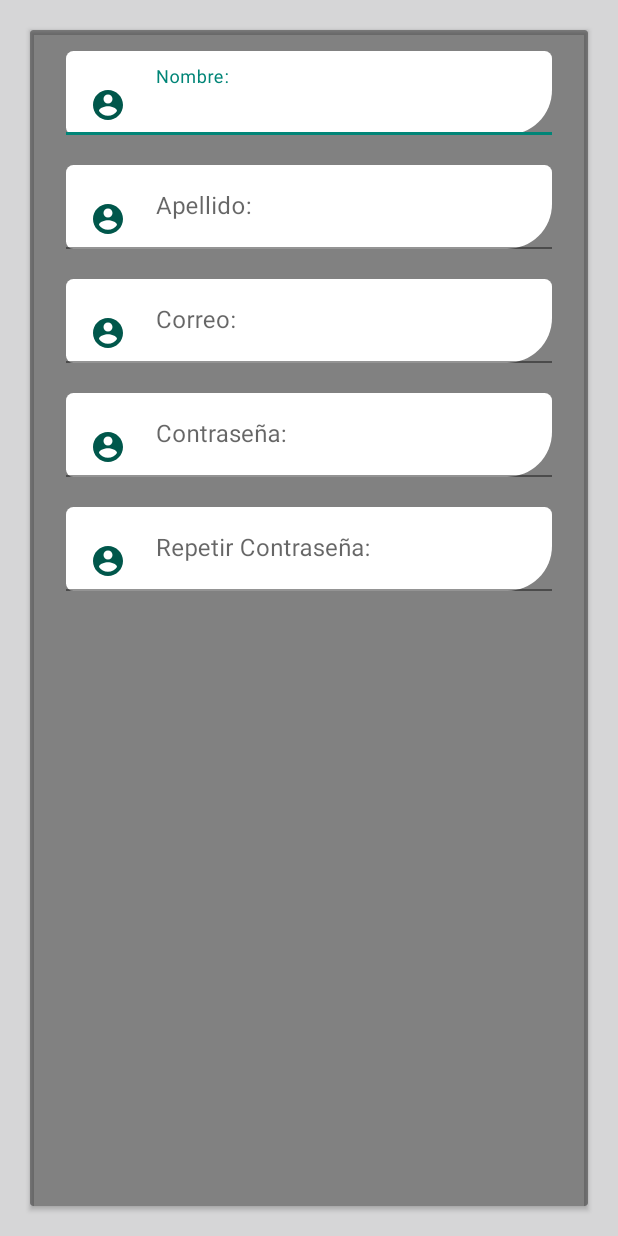
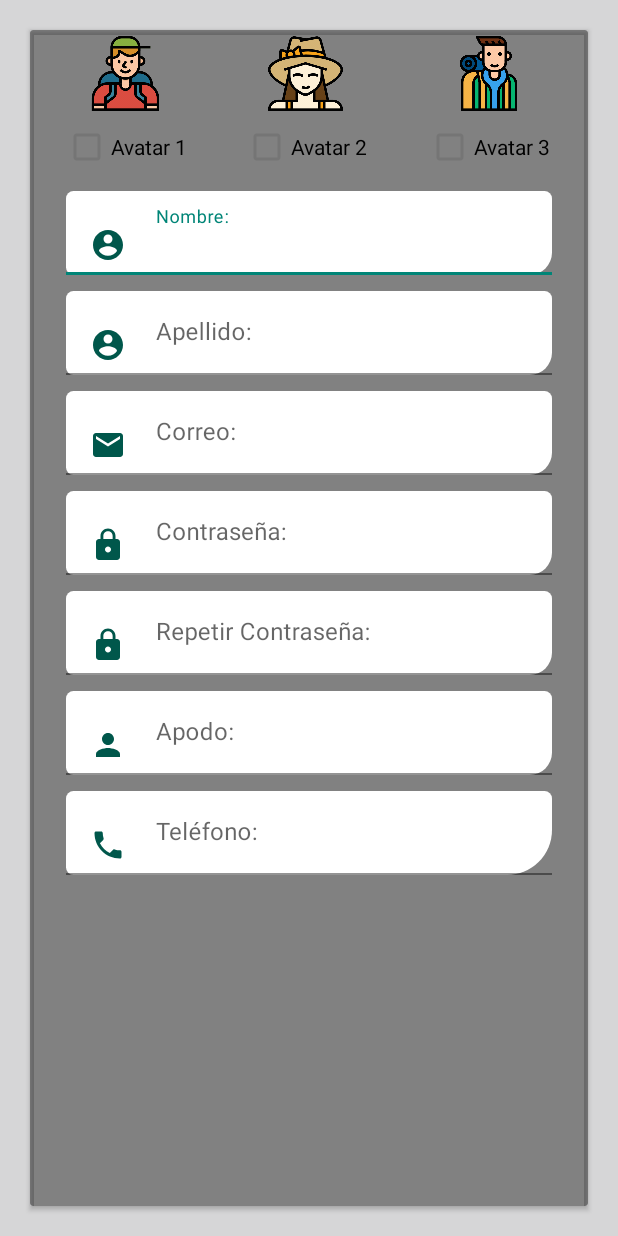
Before and after one commit to gguatibonza08/ProyectoTesis, an Android app: the RegistroActivity screen opened directly, with no data from a screen before it, on a phone screen of 412 x 824 dp. Run offline under Robolectric (Android 15) with nearby library versions, the phone set to English and light mode, and no system bars.

Commit message:
Arreglo interfaz Registro
Se agregó la imagen de los avatares y se quiere probar la distacia entre los campos de texto

```diff
--- /dev/null
+++ b/app/src/main/res/drawable/ic_person_black_24dp.xml
@@ -0,0 +1,4 @@
+<?xml version="1.0" encoding="UTF-8" standalone="no"?>
+<vector xmlns:android="http://schemas.android.com/apk/res/android" android:height="24dp" android:viewportHeight="24.0" android:viewportWidth="24.0" android:width="24dp">
+    <path android:fillColor="#00574B" android:pathData="M12,12c2.21,0 4,-1.79 4,-4s-1.79,-4 -4,-4 -4,1.79 -4,4 1.79,4 4,4zM12,14c-2.67,0 -8,1.34 -8,4v2h16v-2c0,-2.66 -5.33,-4 -8,-4z"/>
+</vector>
--- /dev/null
+++ b/app/src/main/res/drawable/ic_phone_black_24dp.xml
@@ -0,0 +1,4 @@
+<?xml version="1.0" encoding="UTF-8" standalone="no"?>
+<vector xmlns:android="http://schemas.android.com/apk/res/android" android:height="24dp" android:viewportHeight="24.0" android:viewportWidth="24.0" android:width="24dp">
+    <path android:fillColor="#00574B" android:pathData="M6.62,10.79c1.44,2.83 3.76,5.14 6.59,6.59l2.2,-2.2c0.27,-0.27 0.67,-0.36 1.02,-0.24 1.12,0.37 2.33,0.57 3.57,0.57 0.55,0 1,0.45 1,1V20c0,0.55 -0.45,1 -1,1 -9.39,0 -17,-7.61 -17,-17 0,-0.55 0.45,-1 1,-1h3.5c0.55,0 1,0.45 1,1 0,1.25 0.2,2.45 0.57,3.57 0.11,0.35 0.03,0.74 -0.25,1.02l-2.2,2.2z"/>
+</vector>
--- a/app/src/main/res/layout/activity_registro.xml
+++ b/app/src/main/res/layout/activity_registro.xml
@@ -24,15 +24,72 @@
             android:layout_height="match_parent"
             android:orientation="vertical">
 
+            <LinearLayout
+                android:weightSum="1"
+                android:layout_width="match_parent"
+                android:layout_height="wrap_content"
+                android:orientation="horizontal">
+
+                <LinearLayout
+                    android:layout_weight=".33"
+                    android:layout_width="0dp"
+                    android:layout_height="wrap_content"
+                    android:orientation="vertical"
+                    android:gravity="center">
+                    <ImageView
+                        android:layout_width="50dp"
+                        android:layout_height="50dp"
+                        android:src="@drawable/tourist2"
+                        />
+                    <CheckBox
+                        android:layout_width="wrap_content"
+                        android:layout_height="wrap_content"
+                        android:text="@string/AvatarUno"/>
+                </LinearLayout>
+
+                <LinearLayout
+                    android:layout_weight=".33"
+                    android:layout_width="0dp"
+                    android:layout_height="wrap_content"
+                    android:orientation="vertical"
+                    android:gravity="center">
+                    <ImageView
+                        android:layout_width="50dp"
+                        android:layout_height="50dp"
+                        android:src="@drawable/tourist"/>
+                    <CheckBox
+                        android:layout_width="wrap_content"
+                        android:layout_height="wrap_content"
+                        android:text="@string/AvatarDos"/>
+                </LinearLayout>
+
+                <LinearLayout
+                    android:layout_weight=".34"
+                    android:layout_width="0dp"
+                    android:layout_height="wrap_content"
+                    android:orientation="vertical"
+                    android:gravity="center">
+                    <ImageView
+                    android:layout_width="50dp"
+                    android:layout_height="50dp"
+                    android:src="@drawable/backpacker"/>
+                    <CheckBox
+                        android:layout_width="wrap_content"
+                        android:layout_height="wrap_content"
+                        android:text="@string/AvatarTres"/>
+                </LinearLayout>
+
+            </LinearLayout>
+
             <android.support.design.widget.TextInputLayout
                 style="@style/Widget.MaterialComponents.TextInputLayout.FilledBox.Dense"
                 android:layout_width="match_parent"
                 android:layout_height="wrap_content"
                 android:layout_marginHorizontal="20dp"
-                android:layout_marginVertical="10dp"
+                android:layout_marginVertical="5dp"
                 android:hint="@string/NombreRegistro"
                 app:boxBackgroundColor="@color/ligthOpac"
-                app:boxCornerRadiusBottomEnd="30dp"
+                app:boxCornerRadiusBottomEnd="15dp"
                 app:boxCornerRadiusBottomStart="5dp"
                 app:boxCornerRadiusTopEnd="5dp"
                 app:boxCornerRadiusTopStart="5dp"
@@ -53,10 +110,10 @@
                 android:layout_width="match_parent"
                 android:layout_height="wrap_content"
                 android:layout_marginHorizontal="20dp"
-                android:layout_marginVertical="10dp"
+                android:layout_marginVertical="5dp"
                 android:hint="@string/ApellidoRegistro"
                 app:boxBackgroundColor="@color/ligthOpac"
-                app:boxCornerRadiusBottomEnd="30dp"
+                app:boxCornerRadiusBottomEnd="15dp"
                 app:boxCornerRadiusBottomStart="5dp"
                 app:boxCornerRadiusTopEnd="5dp"
                 app:boxCornerRadiusTopStart="5dp"
@@ -77,10 +134,10 @@
                 android:layout_width="match_parent"
                 android:layout_height="wrap_content"
                 android:layout_marginHorizontal="20dp"
-                android:layout_marginVertical="10dp"
+                android:layout_marginVertical="5dp"
                 android:hint="@string/CorreoRegistro"
                 app:boxBackgroundColor="@color/ligthOpac"
-                app:boxCornerRadiusBottomEnd="30dp"
+                app:boxCornerRadiusBottomEnd="15dp"
                 app:boxCornerRadiusBottomStart="5dp"
                 app:boxCornerRadiusTopEnd="5dp"
                 app:boxCornerRadiusTopStart="5dp"
@@ -89,7 +146,7 @@
                 <android.support.design.widget.TextInputEditText
                     android:layout_width="match_parent"
                     android:layout_height="wrap_content"
-                    android:drawableStart="@drawable/ic_account_circle_black_24dp"
+                    android:drawableStart="@drawable/ic_email_black_24dp"
                     android:drawablePadding="20dp"
                     android:fontFamily="sans-serif"
                     android:inputType="text" />
@@ -101,10 +158,10 @@
                 android:layout_width="match_parent"
                 android:layout_height="wrap_content"
                 android:layout_marginHorizontal="20dp"
-                android:layout_marginVertical="10dp"
+                android:layout_marginVertical="5dp"
                 android:hint="@string/ContrasenaRegistro"
                 app:boxBackgroundColor="@color/ligthOpac"
-                app:boxCornerRadiusBottomEnd="30dp"
+                app:boxCornerRadiusBottomEnd="15dp"
                 app:boxCornerRadiusBottomStart="5dp"
                 app:boxCornerRadiusTopEnd="5dp"
                 app:boxCornerRadiusTopStart="5dp"
@@ -113,7 +170,7 @@
                 <android.support.design.widget.TextInputEditText
                     android:layout_width="match_parent"
                     android:layout_height="wrap_content"
-                    android:drawableStart="@drawable/ic_account_circle_black_24dp"
+                    android:drawableStart="@drawable/ic_lock_black_24dp"
                     android:drawablePadding="20dp"
                     android:fontFamily="sans-serif"
                     android:inputType="text" />
@@ -125,8 +182,55 @@
                 android:layout_width="match_parent"
                 android:layout_height="wrap_content"
                 android:layout_marginHorizontal="20dp"
-                android:layout_marginVertical="10dp"
+                android:layout_marginVertical="5dp"
                 android:hint="@string/ContrasenaRegistro2"
+                app:boxBackgroundColor="@color/ligthOpac"
+                app:boxCornerRadiusBottomEnd="15dp"
+                app:boxCornerRadiusBottomStart="5dp"
+                app:boxCornerRadiusTopEnd="5dp"
+                app:boxCornerRadiusTopStart="5dp"
+                app:hintEnabled="true">
+
+                <android.support.design.widget.TextInputEditText
+                    android:layout_width="match_parent"
+                    android:layout_height="wrap_content"
+                    android:drawableStart="@drawable/ic_lock_black_24dp"
+                    android:drawablePadding="20dp"
+                    android:fontFamily="sans-serif"
+                    android:inputType="text" />
+
+            </android.support.design.widget.TextInputLayout>
+
+            <android.support.design.widget.TextInputLayout
+                style="@style/Widget.MaterialComponents.TextInputLayout.FilledBox.Dense"
+                android:layout_width="match_parent"
+                android:layout_height="wrap_content"
+                android:layout_marginHorizontal="20dp"
+                android:layout_marginVertical="5dp"
+                android:hint="@string/ApodoUsuario"
+                app:boxBackgroundColor="@color/ligthOpac"
+                app:boxCornerRadiusBottomEnd="15dp"
+                app:boxCornerRadiusBottomStart="5dp"
+                app:boxCornerRadiusTopEnd="5dp"
+                app:boxCornerRadiusTopStart="5dp"
+                app:hintEnabled="true">
+
+                <android.support.design.widget.TextInputEditText
+                    android:layout_width="match_parent"
+                    android:layout_height="wrap_content"
+                    android:drawableStart="@drawable/ic_person_black_24dp"
+                    android:drawablePadding="20dp"
+                    android:fontFamily="sans-serif"
+                    android:inputType="text" />
+            </android.support.design.widget.TextInputLayout>
+
+            <android.support.design.widget.TextInputLayout
+                style="@style/Widget.MaterialComponents.TextInputLayout.FilledBox.Dense"
+                android:layout_width="match_parent"
+                android:layout_height="wrap_content"
+                android:layout_marginHorizontal="20dp"
+                android:layout_marginVertical="5dp"
+                android:hint="@string/TelefonoUsuario"
                 app:boxBackgroundColor="@color/ligthOpac"
                 app:boxCornerRadiusBottomEnd="30dp"
                 app:boxCornerRadiusBottomStart="5dp"
@@ -137,11 +241,10 @@
                 <android.support.design.widget.TextInputEditText
                     android:layout_width="match_parent"
                     android:layout_height="wrap_content"
-                    android:drawableStart="@drawable/ic_account_circle_black_24dp"
+                    android:drawableStart="@drawable/ic_phone_black_24dp"
                     android:drawablePadding="20dp"
                     android:fontFamily="sans-serif"
                     android:inputType="text" />
-
             </android.support.design.widget.TextInputLayout>
 
         </LinearLayout>
--- a/app/src/main/res/values/strings.xml
+++ b/app/src/main/res/values/strings.xml
@@ -12,5 +12,10 @@
     <string name="CorreoRegistro">Correo:</string>
     <string name="ContrasenaRegistro">Contraseña:</string>
     <string name="ContrasenaRegistro2">Repetir Contraseña:</string>
+    <string name="ApodoUsuario">Apodo:</string>
+    <string name="TelefonoUsuario">Teléfono:</string>
+    <string name="AvatarUno">Avatar 1</string>
+    <string name="AvatarDos">Avatar 2</string>
+    <string name="AvatarTres">Avatar 3</string>
 
 </resources>
```
